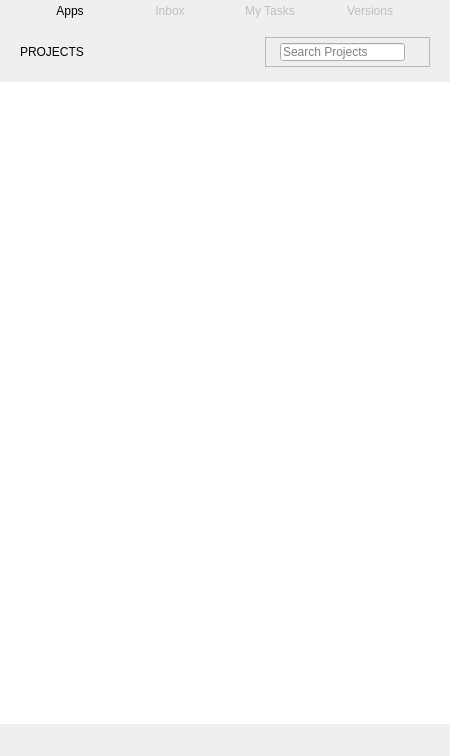
Above: resources/desktop_window.ui from shotgunsoftware/tk-desktop before the change. Below: the same form after it.
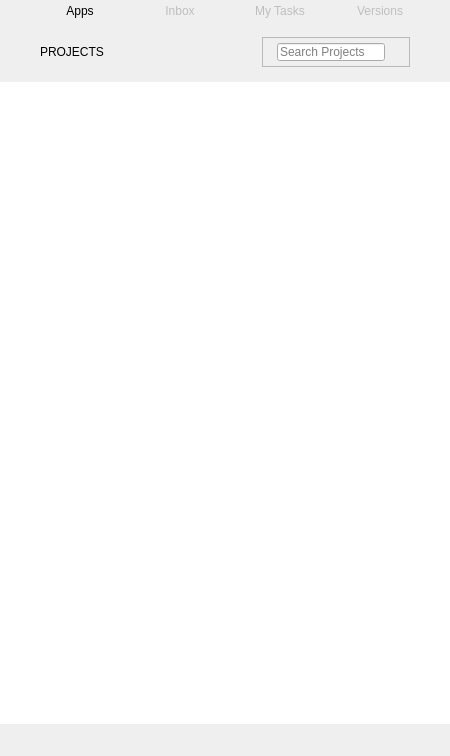
That is the form after the change. Icons and pictures are not drawn. Custom widgets are drawn as their Qt base class.

```diff
--- a/resources/desktop_window.ui
+++ b/resources/desktop_window.ui
@@ -74,7 +74,7 @@
         <number>20</number>
        </property>
        <property name="leftMargin">
-        <number>30</number>
+        <number>40</number>
        </property>
        <property name="topMargin">
         <number>0</number>
@@ -266,13 +266,13 @@
             <number>15</number>
            </property>
            <property name="leftMargin">
-            <number>20</number>
+            <number>40</number>
            </property>
            <property name="topMargin">
             <number>15</number>
            </property>
            <property name="rightMargin">
-            <number>20</number>
+            <number>40</number>
            </property>
            <property name="bottomMargin">
             <number>15</number>
```
Left out of the diff: 15 changed lines with no effect on the pictures.
